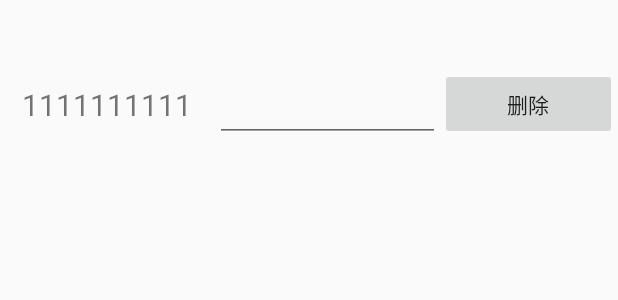
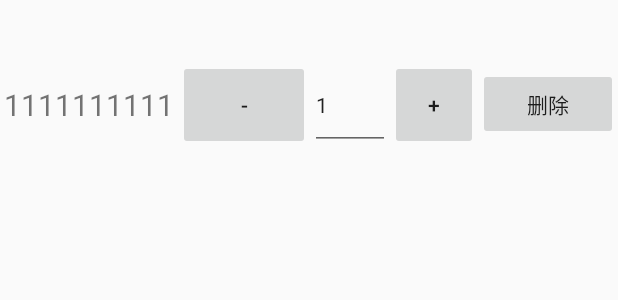
Before and after one commit to caozhaoqi/Transport_client, an Android app: the layout yt_list_item.xml on its own in the app's theme, with its tools: preview values and no code run, on a phone screen of 412 x 824 dp. Shown: the top 300 px of the screen. Run offline under Robolectric (Android 15) with nearby library versions, the light colour scheme and no system bars; plain views replace SnappingStepper.

Commit message:
控件更换 (cherry picked from commit 2287dcc8566870722a8e2b79512200e52b76aaab)
Signed-off-by: czq <1150118968@qq.com>

```diff
--- /dev/null
+++ b/app/src/main/java/com/example/SupportDecline/ui/AmountView.java
@@ -0,0 +1,228 @@
+package com.example.SupportDecline.ui;
+
+
+import android.content.Context;
+import android.content.res.TypedArray;
+import android.text.Editable;
+import android.text.TextWatcher;
+import android.util.AttributeSet;
+import android.util.TypedValue;
+import android.view.LayoutInflater;
+import android.view.View;
+import android.widget.Button;
+import android.widget.EditText;
+import android.widget.LinearLayout;
+
+import com.example.SupportDecline.R;
+
+/*
+ *
+ *     Copyright (c) 2020 czq <16602629614@163.com>
+ *     Github：https://github.com/1120118968
+ *
+ *     Licensed under the Apache License, Version 2.0 (the "License");
+ *     you may not use this file except in compliance with the License.
+ *     You may obtain a copy of the License at
+ *
+ *         http://www.apache.org/licenses/LICENSE-2.0
+ *
+ *     Unless required by applicable law or agreed to in writing, software
+ *     distributed under the License is distributed on an "AS IS" BASIS,
+ *     WITHOUT WARRANTIES OR CONDITIONS OF ANY KIND, either express or implied.
+ *     See the License for the specific language governing permissions and
+ *     limitations under the License.
+ *     @author czq
+ * 作者：czq
+ * 创建时间：2020/9/11 17:25 <p>
+ * 描述：
+ * @name TranSportClient
+ * @class name：com.example.SupportDecline.ui
+ * @class describe
+ * @author Administrator QQ:1150118968
+ * @time 2020/9/11 17:25
+ * @change
+ * @chang time
+ * @class describe
+ */
+public class AmountView extends LinearLayout implements View.OnClickListener, TextWatcher {
+
+    private static final String TAG = "AmountView";
+
+    private int amount = 1; //数量
+
+    private int goods_storage = 1; //库存数
+
+    private OnAmountChangeListener mListener; //数量变化的回调接口
+
+    private EditText etAmount;//数量
+
+    private Button btnDecrease;//-按钮
+
+    private Button btnIncrease;//+按钮
+
+    public AmountView(Context context) {
+
+        this(context, null);
+
+    }
+//构造方法
+
+    public AmountView(Context context, AttributeSet attrs) {
+
+        super(context, attrs);
+
+        LayoutInflater.from(context).inflate(R.layout.view_amount, this);
+
+        etAmount = findViewById(R.id.stepper);
+
+        btnDecrease = findViewById(R.id.btnDecrease);
+
+        btnIncrease = findViewById(R.id.btnIncrease);
+
+        btnDecrease.setOnClickListener(this);
+
+        btnIncrease.setOnClickListener(this);
+
+        etAmount.addTextChangedListener(this);
+
+        //, AmountView_btnWidth, AmountView_tvWidth, AmountView_tvTextSize, AmountView_btnTextSize  ，是res/Values下的定义的  attrs.xml 内容，分别代表左右2边+-按钮的宽度 ，中间TextView的宽度，字体大小，btnTextSize
+
+        TypedArray obtainStyledAttributes = getContext().obtainStyledAttributes(attrs, R.styleable.AmountView);
+
+        int btnWidth = obtainStyledAttributes.getDimensionPixelSize(R.styleable.AmountView_btnWidth, LayoutParams.WRAP_CONTENT);
+
+        int tvWidth = obtainStyledAttributes.getDimensionPixelSize(R.styleable.AmountView_tvWidth, 80);
+
+        int tvTextSize = obtainStyledAttributes.getDimensionPixelSize(R.styleable.AmountView_tvTextSize, 0);
+
+        int btnTextSize = obtainStyledAttributes.getDimensionPixelSize(R.styleable.AmountView_btnTextSize, 0);
+
+        obtainStyledAttributes.recycle();
+
+        LayoutParams btnParams = new LayoutParams(btnWidth, LayoutParams.MATCH_PARENT);
+
+        btnDecrease.setLayoutParams(btnParams);
+
+        btnIncrease.setLayoutParams(btnParams);
+
+        if (btnTextSize != 0) {
+
+            btnDecrease.setTextSize(TypedValue.COMPLEX_UNIT_PX, btnTextSize);
+
+            btnIncrease.setTextSize(TypedValue.COMPLEX_UNIT_PX, btnTextSize);
+
+        }
+
+        LayoutParams textParams = new LayoutParams(tvWidth, LayoutParams.MATCH_PARENT);
+
+        etAmount.setLayoutParams(textParams);
+
+        if (tvTextSize != 0) {
+
+            etAmount.setTextSize(tvTextSize);
+
+        }
+
+    }
+
+    //数量变化的回调接口
+
+    public void setOnAmountChangeListener(OnAmountChangeListener onAmountChangeListener) {
+
+        this.mListener = onAmountChangeListener;
+
+    }
+
+    //设置库存数量
+
+    public void setGoods_storage(int goods_storage) {
+
+        this.goods_storage = goods_storage;
+
+    }
+
+//加减按钮的点击事件，当数值改变时，调用OnAmountChangeListener回调接口
+
+    @Override
+
+    public void onClick(View v) {
+
+        int i = v.getId();
+
+        if (i == R.id.btnDecrease) {
+
+            if (amount > 1) {
+
+                amount--;
+
+                etAmount.setText(amount + "");
+
+            }
+
+        } else if (i == R.id.btnIncrease) {
+
+            if (amount < goods_storage) {
+
+                amount++;
+
+                etAmount.setText(amount + "");
+
+            }
+
+        }
+
+        etAmount.clearFocus();
+
+
+        if (mListener != null) {
+
+            mListener.onAmountChange(this, amount);
+
+        }
+
+    }
+
+    @Override
+
+    public void beforeTextChanged(CharSequence s, int start, int count, int after) {
+    }
+
+    @Override
+
+    public void onTextChanged(CharSequence s, int start, int before, int count) {
+    }
+
+
+    @Override
+
+    public void afterTextChanged(Editable s) {
+
+        if (s.toString().isEmpty())
+
+            return;
+
+        amount = Integer.valueOf(s.toString());
+
+        if (amount > goods_storage) {
+
+            etAmount.setText(goods_storage + "");
+
+            return;
+
+        }
+
+        if (mListener != null) {
+
+            mListener.onAmountChange(this, amount);
+
+        }
+
+    }
+
+    public interface OnAmountChangeListener {
+
+        void onAmountChange(View view, int amount);
+
+    }
+
+}
--- /dev/null
+++ b/app/src/main/res/layout/view_amount.xml
@@ -0,0 +1,34 @@
+<?xml version="1.0" encoding="utf-8"?>
+<LinearLayout xmlns:android="http://schemas.android.com/apk/res/android"
+    xmlns:tools="http://schemas.android.com/tools"
+    android:layout_width="match_parent"
+    android:layout_height="match_parent"
+    android:orientation="horizontal">
+
+    <Button
+        android:id="@+id/btnDecrease"
+        android:layout_width="0dp"
+        android:layout_height="wrap_content"
+        android:layout_weight="1"
+        android:text="-"
+        tools:ignore="MissingConstraints" />
+
+    <EditText
+        android:id="@+id/stepper"
+        android:layout_width="0dp"
+        android:layout_height="wrap_content"
+        android:layout_weight="1"
+        android:inputType="number"
+        android:minWidth="60dp"
+        android:text="1"
+        android:textSize="14dp"
+        tools:ignore="MissingConstraints" />
+
+    <Button
+        android:id="@+id/btnIncrease"
+        android:layout_width="0dp"
+        android:layout_height="wrap_content"
+        android:layout_weight="1"
+        android:text="+"
+        tools:ignore="MissingConstraints" />
+</LinearLayout>
--- a/app/src/main/res/layout/yt_list_item.xml
+++ b/app/src/main/res/layout/yt_list_item.xml
@@ -2,44 +2,50 @@
 <androidx.constraintlayout.widget.ConstraintLayout xmlns:android="http://schemas.android.com/apk/res/android"
     xmlns:tools="http://schemas.android.com/tools"
     android:layout_width="match_parent"
+    android:layout_height="match_parent"
+    android:layout_gravity="center_vertical"
     android:layout_marginTop="30dp"
-    android:descendantFocusability="blocksDescendants"
-    android:layout_gravity="center_vertical"
-    android:layout_height="match_parent">
+    android:descendantFocusability="blocksDescendants">
 
     <LinearLayout
         android:layout_width="match_parent"
         android:layout_height="50dp"
+        android:layout_marginTop="50dp"
+        android:gravity="center_vertical"
         android:orientation="horizontal"
-        android:gravity="center_vertical"
-        android:layout_marginTop="50dp"
         tools:ignore="MissingConstraints">
 
         <TextView
             android:id="@+id/phone_number"
+            android:layout_width="wrap_content"
+            android:layout_height="50dp"
             android:layout_weight="0.2"
-            android:layout_height="50dp"
             android:gravity="center"
+            android:text="@string/_1111111111"
             android:textAlignment="center"
-            android:layout_width="wrap_content"
-            android:textSize="20dp"
-            android:text="@string/_1111111111">
+            android:textSize="20dp">
 
         </TextView>
 
-        <EditText
-            android:id="@+id/stepper"
-            android:layout_width="120dp"
-            android:layout_height="50dp"
-            android:layout_weight="0.2"
-            tools:ignore="MissingClass" />
+        <!--        <com.bigkoo.snappingstepper.SnappingStepper-->
+        <!--            android:id="@+id/stepper"-->
+        <!--            android:layout_width="120dp"-->
+        <!--            android:layout_height="match_parent"-->
+        <!--            android:layout_weight="0.2"-->
+        <!--            tools:ignore="MissingClass" />-->
+        <com.example.SupportDecline.ui.AmountView
 
+            layout="@layout/view_amount"
+            android:layout_width="200dp"
+            android:layout_height="60dp">
+
+        </com.example.SupportDecline.ui.AmountView>
 
         <Button
             android:id="@+id/delete"
             android:layout_width="wrap_content"
+            android:layout_height="wrap_content"
             android:layout_weight="0.2"
-            android:layout_height="wrap_content"
             android:focusable="false"
             android:onClick="remove"
             android:text="@string/sc">
```
Also changed, not shown: app/src/main/java/com/example/SupportDecline/ScanActivity.java (+21 -14 lines), app/src/main/res/values/attrs.xml (added, +11 -0 lines), app/src/main/res/drawable-v24/benadd.png (added), app/src/main/res/drawable-v24/btndel.png (added).
